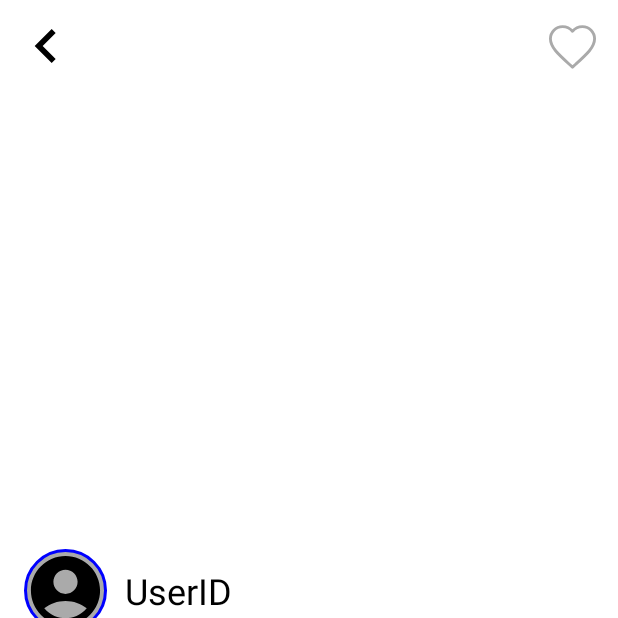
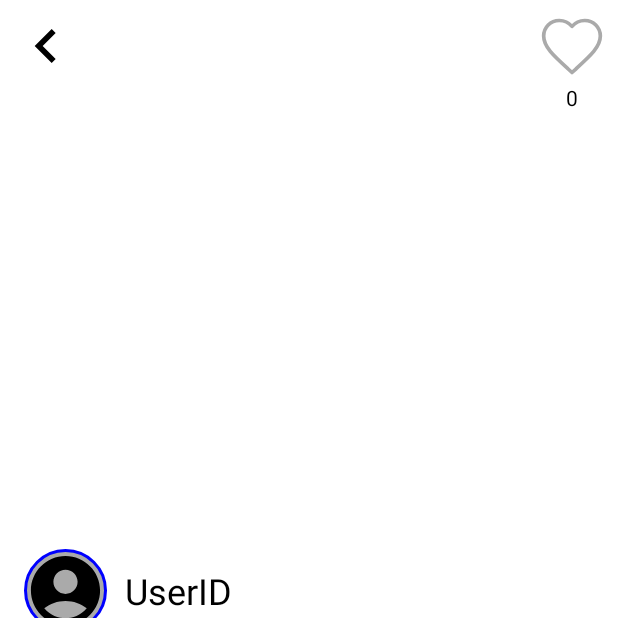
Before and after one commit to gangjonggeun/kotlin_amateur, an Android app built with Jetpack Compose: the fragment LectureDetailFragment placed in its activity, on a phone screen of 412 x 824 dp, the top half of it. Run offline under Robolectric (Android 15) with nearby library versions, the phone set to English and light mode, and no system bars; our stand-ins replace navigation-ui; libraries missing offline, so code that uses them is left out: com.leinardi.android; pictures from the network do not load; 9 statements that could not run were skipped.

Commit message:
Initial commit

```diff
--- a/app/src/main/res/drawable/ic_heart.xml
+++ b/app/src/main/res/drawable/ic_heart.xml
@@ -1,10 +1,10 @@
 <?xml version="1.0" encoding="utf-8"?>
 <vector xmlns:android="http://schemas.android.com/apk/res/android"
-    android:width="24dp"
-    android:height="24dp"
+    android:width="45dp"
+    android:height="45dp"
     android:viewportWidth="24.0"
     android:viewportHeight="24.0">
     <path
-        android:fillColor="#FF0000"
+        android:fillColor="@color/red"
         android:pathData="M12.1,8.64l-0.1,0.1l-0.11,-0.11C10.14,6.6 7.3,6.6 5.35,8.55c-1.95,1.95 -1.95,5.12 0,7.07L12,22.27l6.65,-6.65c1.95,-1.95 1.95,-5.12 0,-7.07c-1.95,-1.95 -4.79,-1.95 -6.75,0z"/>
 </vector>
--- a/app/src/main/res/drawable/ic_heart_empty.xml
+++ b/app/src/main/res/drawable/ic_heart_empty.xml
@@ -1,7 +1,7 @@
 <?xml version="1.0" encoding="utf-8"?>
 <vector xmlns:android="http://schemas.android.com/apk/res/android"
-    android:width="35dp"
-    android:height="35dp"
+    android:width="45dp"
+    android:height="45dp"
     android:viewportWidth="24"
     android:viewportHeight="24">
     <path
--- a/app/src/main/res/drawable/ic_heart_filled.xml
+++ b/app/src/main/res/drawable/ic_heart_filled.xml
@@ -1,7 +1,7 @@
 <?xml version="1.0" encoding="utf-8"?>
 <vector xmlns:android="http://schemas.android.com/apk/res/android"
-    android:width="35dp"
-    android:height="35dp"
+    android:width="45dp"
+    android:height="45dp"
     android:viewportWidth="24"
     android:viewportHeight="24">
     <path
--- a/app/src/main/res/layout/fragment_lecture_details.xml
+++ b/app/src/main/res/layout/fragment_lecture_details.xml
@@ -158,16 +158,35 @@
         app:layout_constraintStart_toStartOf="parent" />
 
     <!-- 🔥 하트 버튼 (사진 위 고정) -->
-    <ImageButton
-        android:id="@+id/likeButton"
-        android:layout_width="45dp"
-        android:layout_height="45dp"
-        android:background="@android:color/transparent"
-        android:src="@drawable/ic_heart_empty"
-        android:contentDescription="좋아요"
-        android:layout_marginEnd="8dp"
+    <LinearLayout
+        android:id="@+id/likeLayout"
+        android:layout_width="wrap_content"
+        android:layout_height="wrap_content"
+        android:orientation="vertical"
+        android:gravity="center_horizontal"
+        app:layout_constraintTop_toTopOf="parent"
+        app:layout_constraintEnd_toEndOf="parent"
         android:layout_marginTop="8dp"
-        app:layout_constraintTop_toTopOf="parent"
-        app:layout_constraintEnd_toEndOf="parent" />
+        android:layout_marginEnd="8dp">
+
+        <ImageButton
+            android:id="@+id/likeButton"
+            android:layout_width="45dp"
+            android:layout_height="45dp"
+            android:background="@android:color/transparent"
+            android:src="@drawable/ic_heart_empty"
+            android:contentDescription="좋아요" />
+
+        <TextView
+            android:id="@+id/likeCountText"
+            android:layout_width="wrap_content"
+            android:layout_height="wrap_content"
+            android:text="0"
+            android:textColor="@android:color/black"
+            android:textSize="14sp"
+            android:gravity="center_horizontal"
+            android:layout_marginTop="2dp" />
+    </LinearLayout>
+
 
 </androidx.constraintlayout.widget.ConstraintLayout>
```
Also changed, not shown: app/src/main/java/com/example/kotlin_amateur/navi/home/LectureDetailFragment.kt (+77 -4 lines), app/src/main/java/com/example/kotlin_amateur/util/LectureDetailViewModel.kt (added, +29 -0 lines).
